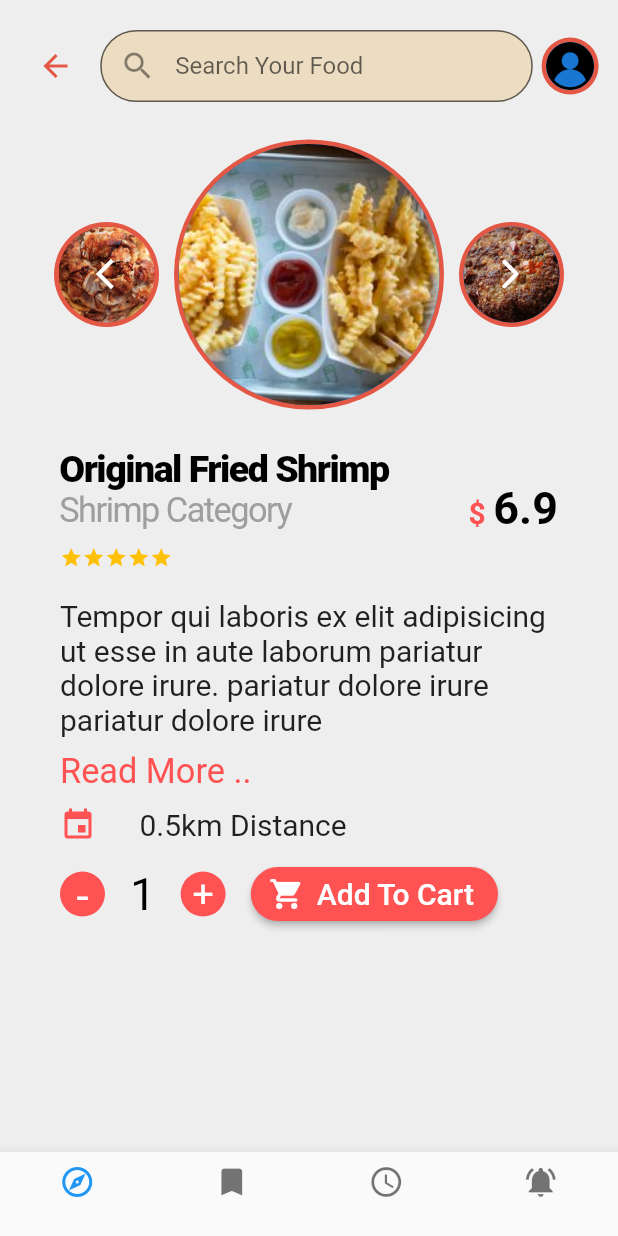
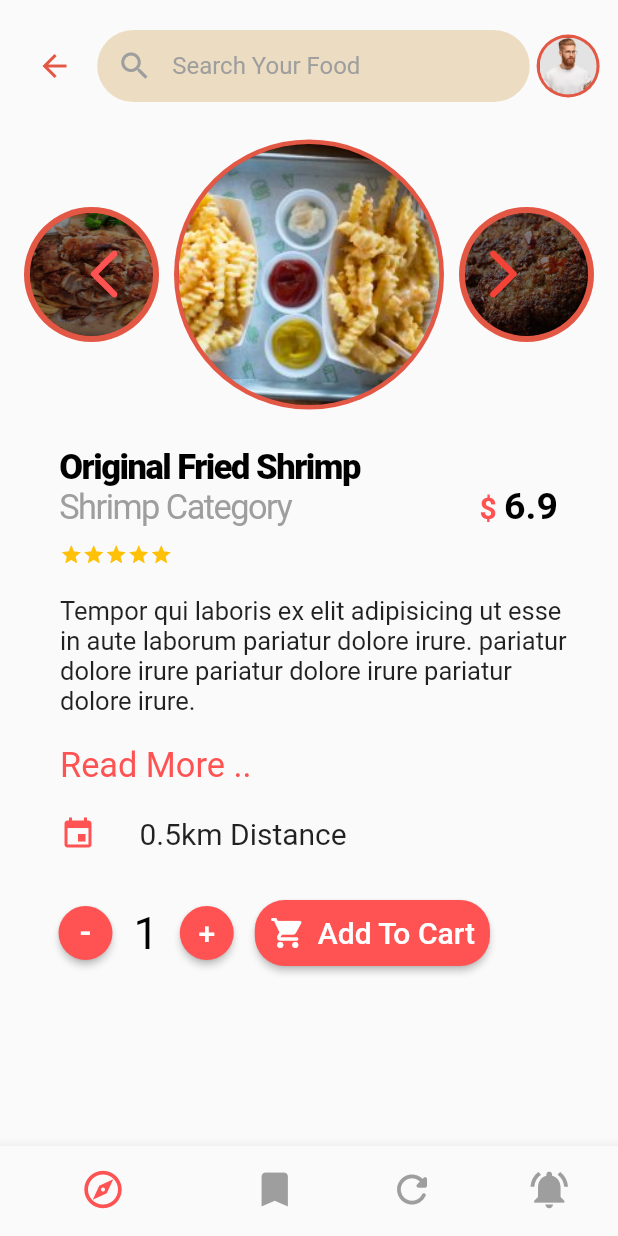
Before and after one commit to AbdulSattarSuleman/Product_page, a Flutter app: the screen it shows after launch, on a phone screen of 412 x 824 dp. Run offline on Flutter 3.47's test engine with Material 2 defaults, Android fonts, the phone set to English and light mode, and no system bars; our stand-ins replace flutter_rating_bar; Roboto replaces fonts that are missing (Arial).

Commit message:
Complete Product Page Design

```diff
--- a/lib/main.dart
+++ b/lib/main.dart
@@ -1,4 +1,5 @@
 import 'package:assignment_7/screens/product_page/product_screen.dart';
+import 'package:assignment_7/style.dart';
 import 'package:flutter/material.dart';
 
 void main() {
@@ -10,7 +11,17 @@ class MyApp extends StatelessWidget {
 
   @override
   Widget build(BuildContext context) {
-    return const MaterialApp(
+    MaterialColor customColor = MaterialColor(0xFFff5252, colorCodes);
+    return MaterialApp(
+      theme: ThemeData(
+        primarySwatch: customColor,
+        elevatedButtonTheme: ElevatedButtonThemeData(
+            style: ElevatedButton.styleFrom(
+                padding: const EdgeInsets.all(0),
+                onPrimary: Colors.white,
+                primary: Colors.redAccent,
+                shape: const CircleBorder())),
+      ),
       title: 'Assignment 7',
       debugShowCheckedModeBanner: false,
       home: ProductScreen(),
--- a/lib/screens/product_page/components/add_to_cart.dart
+++ b/lib/screens/product_page/components/add_to_cart.dart
@@ -5,43 +5,48 @@ class AddToCart extends StatelessWidget {
 
   @override
   Widget build(BuildContext context) {
+    int _quantity = 1;
     return Padding(
-      padding: const EdgeInsets.fromLTRB(40, 0, 80, 10),
+      padding: const EdgeInsets.only(left: 25, top: 20, bottom: 10),
+      child: SizedBox(
+        width: MediaQuery.of(context).size.width * 0.7,
         child: Row(
-        mainAxisAlignment: MainAxisAlignment.spaceBetween,
+          mainAxisAlignment: MainAxisAlignment.start,
           children: [
-          GestureDetector(
-            onTap: () {},
-            child: const CircleAvatar(
-              radius: 15,
-              backgroundColor: Colors.redAccent,
-              child: Text(
+            ElevatedButton(
+              onPressed: () {},
+              child: const Text(
                 '-',
-                style: TextStyle(fontSize: 29, color: Colors.white),
+                style: TextStyle(fontSize: 23),
               ),
+              // style: ElevatedButton.styleFrom(
+              //     padding: const EdgeInsets.all(0),
+              //     shape: const CircleBorder(),
+              //     onPrimary: Colors.white,
+              //     primary: Colors.redAccent),
             ),
-          ),
-          const Text('1', style: TextStyle(fontSize: 30, color: Colors.black)),
-          GestureDetector(
-            onTap: () {},
-            child: const CircleAvatar(
-              radius: 15,
-              backgroundColor: Colors.redAccent,
-              child: Text(
+            Text('$_quantity',
+                style: TextStyle(fontSize: 30, color: Colors.black)),
+            ElevatedButton(
+              onPressed: () {},
+              child: const Text(
                 '+',
-                style: TextStyle(fontSize: 25, color: Colors.white),
-              ),
+                style: TextStyle(fontSize: 20),
               ),
             ),
             ElevatedButton.icon(
                 style: ElevatedButton.styleFrom(
-                  shape: StadiumBorder(),
+                    padding: const EdgeInsets.all(10),
+                    shape: const RoundedRectangleBorder(
+                        borderRadius: BorderRadius.all(Radius.circular(20))),
                     onPrimary: Colors.white,
                     primary: Colors.redAccent),
                 onPressed: () {},
                 icon: const Icon(Icons.shopping_cart_rounded),
-              label: const Text('Add To Cart', style: TextStyle(fontSize: 20)))
+                label:
+                    const Text('Add To Cart', style: TextStyle(fontSize: 20)))
           ],
+        ),
       ),
     );
   }
--- a/lib/screens/product_page/components/header.dart
+++ b/lib/screens/product_page/components/header.dart
@@ -23,27 +23,33 @@ class Header extends StatelessWidget {
               width: MediaQuery.of(context).size.width * 0.7,
               child: TextFormField(
                 decoration: InputDecoration(
-                    // border: InputBorder.none,
                     contentPadding: const EdgeInsets.all(8),
                     prefixIconConstraints: const BoxConstraints(minWidth: 50),
                     fillColor: catalogBoxColor,
                     filled: true,
-                    // enabledBorder: OutlinedBorder(side: ),
-
                     border: const OutlineInputBorder(
-                        borderSide:
-                            BorderSide(width: 0.0, color: Colors.transparent),
+                        borderSide: BorderSide(
+                          width: 0.0,
+                          // color: Colors.transparent,
+                          style: BorderStyle.none,
+                        ),
                         borderRadius: BorderRadius.all(Radius.circular(50))),
-                    prefixIcon: const Icon(Icons.search),
-                    hintText: 'Search Your Food'),
+                    prefixIcon: const Icon(
+                      Icons.search,
+                      color: Colors.grey,
+                    ),
+                    hintText: 'Search Your Food',
+                    hintStyle: const TextStyle(
+                      color: Colors.grey,
+                    )),
               ),
             ),
             CircleAvatar(
-              radius: 19,
+              radius: 21,
               backgroundColor: kproductPrimaryColor,
               child: const CircleAvatar(
-                radius: 16,
-                backgroundImage: AssetImage("assets/images/user.png"),
+                radius: 19,
+                backgroundImage: AssetImage("assets/images/user.jpg"),
               ),
             ),
           ],
--- a/lib/screens/product_page/components/product_description.dart
+++ b/lib/screens/product_page/components/product_description.dart
@@ -6,14 +6,17 @@ class ProductDescription extends StatelessWidget {
   @override
   Widget build(BuildContext context) {
     return Padding(
-      padding: const EdgeInsets.fromLTRB(40, 20, 40, 10),
+      padding: const EdgeInsets.fromLTRB(40, 20, 30, 10),
       child: Column(
         mainAxisAlignment: MainAxisAlignment.start,
         crossAxisAlignment: CrossAxisAlignment.start,
         children: [
           const Text(
-              '''Tempor qui laboris ex elit adipisicing ut esse in aute laborum pariatur dolore irure. pariatur dolore irure pariatur dolore irure ''',
-              style: TextStyle(fontSize: 20)),
+              '''Tempor qui laboris ex elit adipisicing ut esse in aute laborum pariatur dolore irure. pariatur dolore irure pariatur dolore irure pariatur dolore irure. ''',
+              style: TextStyle(fontSize: 17)),
+          const SizedBox(
+            height: 10,
+          ),
           const SizedBox(
             height: 10,
           ),
@@ -22,7 +25,7 @@ class ProductDescription extends StatelessWidget {
             style: TextStyle(color: Colors.redAccent, fontSize: 22.9),
           ),
           const SizedBox(
-            height: 10,
+            height: 20,
           ),
           Row(
             mainAxisAlignment: MainAxisAlignment.start,
--- a/lib/screens/product_page/components/product_title.dart
+++ b/lib/screens/product_page/components/product_title.dart
@@ -7,7 +7,9 @@ class ProductTitle extends StatelessWidget {
   @override
   Widget build(BuildContext context) {
     return Padding(
-      padding: const EdgeInsets.fromLTRB(40, 0, 40, 0),
+      padding: const EdgeInsets.only(left: 40, right: 40),
+      child: SizedBox(
+        width: MediaQuery.of(context).size.width * 1,
         child: Row(
           mainAxisAlignment: MainAxisAlignment.spaceBetween,
           children: [
@@ -49,13 +51,14 @@ class ProductTitle extends StatelessWidget {
                   TextSpan(
                       text: '6.9',
                       style: TextStyle(
-                      fontSize: 30,
+                        fontSize: 25,
                         color: Colors.black,
                         fontWeight: FontWeight.bold,
                       ))
                 ])),
           ],
         ),
+      ),
     );
   }
 }
--- a/lib/screens/product_page/components/slider.dart
+++ b/lib/screens/product_page/components/slider.dart
@@ -16,24 +16,33 @@ class ProductSlider extends StatelessWidget {
           Stack(
             children: [
               CircleAvatar(
-                radius: 35,
+                radius: 45,
                 backgroundColor: kproductPrimaryColor,
                 child: CircleAvatar(
-                  backgroundColor: Colors.red.withOpacity(0.5),
-                  radius: 32,
-                  backgroundImage: const AssetImage(
-                    "assets/images/slider-1.jpg",
+                  radius: 41,
+                  child: Container(
+                    decoration: const BoxDecoration(
+                        borderRadius: BorderRadius.all(Radius.circular(50)),
+                        image: DecorationImage(
+                            fit: BoxFit.fill,
+                            colorFilter: ColorFilter.mode(
+                                Colors.black45, BlendMode.darken),
+                            image: AssetImage('assets/images/slider-1.jpg'))),
                   ),
                 ),
               ),
               Positioned(
                 top: 7,
-                left: 10,
+                left: 30,
                 bottom: 8,
                 child: IconButton(
+                    padding: const EdgeInsets.all(0),
                     onPressed: () {},
-                    icon: const Icon(Icons.arrow_back_ios_new,
-                        color: Colors.white)),
+                    icon: const Icon(
+                      Icons.arrow_back_ios_rounded,
+                      color: Colors.redAccent,
+                      size: 40,
+                    )),
               ),
             ],
           ),
@@ -54,22 +63,32 @@ class ProductSlider extends StatelessWidget {
           Stack(
             children: [
               CircleAvatar(
-                radius: 35,
+                radius: 45,
                 backgroundColor: kproductPrimaryColor,
-                child: const CircleAvatar(
-                  radius: 32,
-                  backgroundImage: AssetImage("assets/images/slider-2.jpg"),
+                child: CircleAvatar(
+                  radius: 41,
+                  child: Container(
+                    decoration: const BoxDecoration(
+                        borderRadius: BorderRadius.all(Radius.circular(50)),
+                        image: DecorationImage(
+                            fit: BoxFit.cover,
+                            colorFilter: ColorFilter.mode(
+                                Colors.black45, BlendMode.darken),
+                            image: AssetImage('assets/images/slider-2.jpg'))),
+                  ),
                 ),
               ),
               Positioned(
                 top: 7,
-                left: 10,
+                left: 5,
                 bottom: 8,
                 child: IconButton(
+                    padding: const EdgeInsets.all(0),
                     onPressed: () {},
                     icon: const Icon(
                       Icons.arrow_forward_ios_rounded,
-                      color: Colors.white,
+                      color: Colors.red,
+                      size: 40,
                     )),
               ),
             ],
--- a/lib/screens/product_page/product_screen.dart
+++ b/lib/screens/product_page/product_screen.dart
@@ -9,27 +9,62 @@ import 'package:flutter/gestures.dart';
 import 'package:flutter/material.dart';
 import 'package:flutter_rating_bar/flutter_rating_bar.dart';
 
-class ProductScreen extends StatelessWidget {
+class ProductScreen extends StatefulWidget {
   const ProductScreen({Key? key}) : super(key: key);
+
+  @override
+  State<ProductScreen> createState() => _ProductScreenState();
+}
+
+class _ProductScreenState extends State<ProductScreen> {
+  int _selectedIndex = 0;
+
+  static final List<Widget> _pages = <Widget>[
+    ProductPage(),
+    ProductPage(),
+    ProductPage(),
+    ProductPage(),
+  ];
+
+  void _onItemTapped(int index) {
+    setState(() {
+      _selectedIndex = index;
+    });
+  }
 
   @override
   Widget build(BuildContext context) {
     return Scaffold(
-      backgroundColor: Colors.grey[200],
+      // backgroundColor: Colors.grey[200],
       bottomNavigationBar: BottomNavigationBar(
-        type: BottomNavigationBarType.fixed,
+        showSelectedLabels: false,
+        currentIndex: _selectedIndex,
+        selectedItemColor: Colors.redAccent,
+        unselectedItemColor: Colors.grey,
+        iconSize: 30,
+        onTap: _onItemTapped,
+        type: BottomNavigationBarType.shifting,
         items: const [
           BottomNavigationBarItem(
               icon: Icon(Icons.explore_outlined), label: ''),
           BottomNavigationBarItem(
               icon: Icon(Icons.bookmark_outlined), label: ''),
-          BottomNavigationBarItem(
-              icon: Icon(Icons.schedule_outlined), label: ''),
+          BottomNavigationBarItem(icon: Icon(Icons.refresh_rounded), label: ''),
           BottomNavigationBarItem(
               icon: Icon(Icons.notifications_active), label: ''),
         ],
       ),
-      body: ListView(
+      body: SafeArea(child: _pages.elementAt(_selectedIndex)),
+    );
+  }
+}
+
+class ProductPage extends StatelessWidget {
+  const ProductPage({Key? key}) : super(key: key);
+
+  @override
+  Widget build(BuildContext context) {
+    return ListView(
       children: const [
         // App Header
         Header(),
@@ -47,7 +82,6 @@ class ProductScreen extends StatelessWidget {
         // Add To Cart
         AddToCart()
       ],
-      ),
     );
   }
 }
--- a/lib/style.dart
+++ b/lib/style.dart
@@ -11,14 +11,32 @@ TextStyle brandCreamColor = const TextStyle(color: Color(0xffefe2d8));
 Color kproductPrimaryColor = Color(0xffe35745);
 
 TextStyle KproductStyle = const TextStyle(
+  fontFamily: 'Arial',
   letterSpacing: -1,
   color: Colors.black,
-  fontSize: 25,
+  fontSize: 23,
   fontWeight: FontWeight.w900,
 );
 
 TextStyle KcategoryStyle = const TextStyle(
+  fontFamily: 'Arial',
   letterSpacing: -1,
   color: Colors.grey,
   fontSize: 22.9,
 );
+
+// ElevatedButtonTheme buttonStyle= ElevatedButtonTheme(data: data, child: child)
+
+Map<int, Color> colorCodes = {
+  50: Color.fromRGBO(216, 57, 43, .1),
+  100: Color.fromRGBO(216, 57, 43, .2),
+  200: Color.fromRGBO(216, 57, 43, .3),
+  300: Color.fromRGBO(216, 57, 43, .4),
+  400: Color.fromRGBO(216, 57, 43, .5),
+  500: Color.fromRGBO(216, 57, 43, .6),
+  600: Color.fromRGBO(216, 57, 43, .7),
+  700: Color.fromRGBO(216, 57, 43, .8),
+  800: Color.fromRGBO(216, 57, 43, .9),
+  900: Color.fromRGBO(216, 57, 43, 1),
+};
+// Green color code: FF93cd48
```
Also changed, not shown: assets/images/user.jpg (added). Lines whose indentation alone changed are shown as unchanged.
